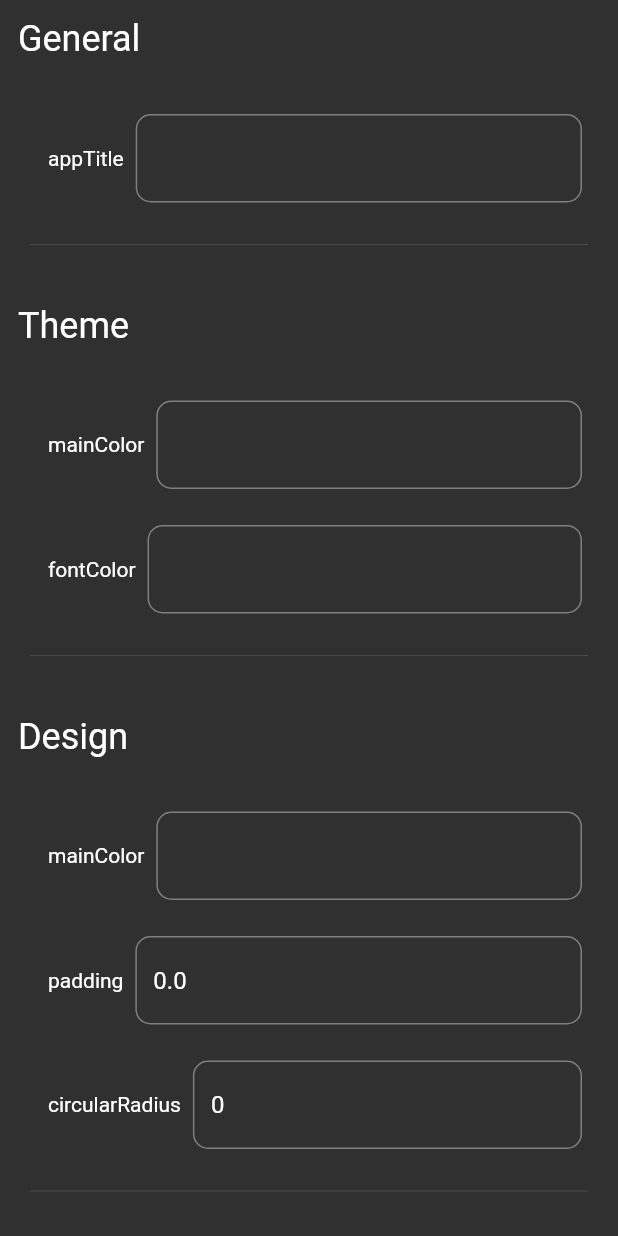
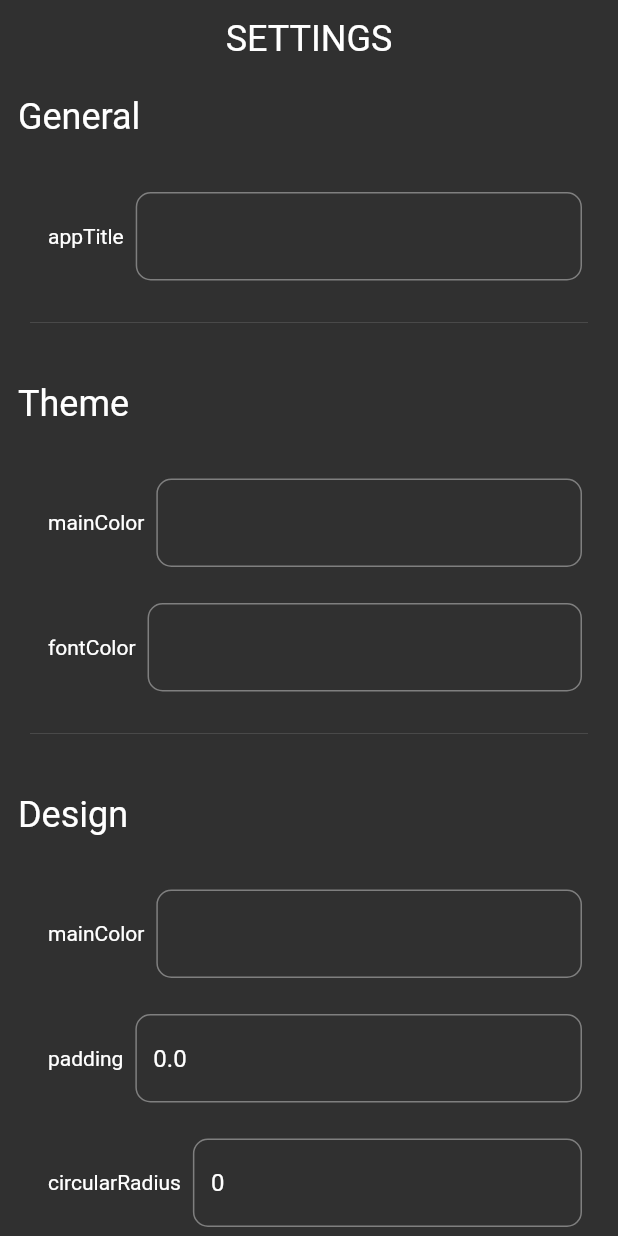
Before and after one commit to Hhanri/restaurant_menu_admin_panel, a Flutter app: the ConfigWidget widget shown alone on an empty page, opened directly with empty values, on a phone screen of 412 x 824 dp. Run offline on Flutter 3.47's test engine with Material 2 defaults, Android fonts, the phone set to English and light mode, and no system bars; our stand-ins replace bloc, cloud_firestore, connectivity_plus, equatable, firebase_core, firebase_storage and 2 more; accounts and stored records are empty.

Commit message:
fixed bloc that didnt have equatable,  desktop view, mobile view, mobile view bloc

```diff
--- a/lib/blocs/config_bloc/config_bloc.dart
+++ b/lib/blocs/config_bloc/config_bloc.dart
@@ -1,4 +1,5 @@
 import 'package:bloc/bloc.dart';
+import 'package:equatable/equatable.dart';
 import 'package:meta/meta.dart';
 import 'package:restaurant_menu_back_panel/resources/app_constants.dart';
 import 'package:restaurant_menu_back_panel/services/firebase_service.dart';
--- a/lib/blocs/config_bloc/config_event.dart
+++ b/lib/blocs/config_bloc/config_event.dart
@@ -1,9 +1,13 @@
 part of 'config_bloc.dart';
 
 @immutable
-abstract class ConfigEvent {}
+abstract class ConfigEvent extends Equatable{
+}
 
-class LoadConfigFromFirebaseEvent extends ConfigEvent {}
+class LoadConfigFromFirebaseEvent extends ConfigEvent {
+  @override
+  List<Object?> get props => throw [];
+}
 
 class LoadConfigToFirebaseEvent extends ConfigEvent {
   final String appTitle;
@@ -22,4 +26,6 @@ class LoadConfigToFirebaseEvent extends ConfigEvent {
     required this.circularRadius
   });
 
+  @override
+  List<Object?> get props => throw [appTitle, themeMainColor, fontColor, designMainColor, padding, circularRadius];
 }
--- a/lib/blocs/config_bloc/config_state.dart
+++ b/lib/blocs/config_bloc/config_state.dart
@@ -1,11 +1,17 @@
 part of 'config_bloc.dart';
 
 @immutable
-abstract class ConfigState {}
+abstract class ConfigState extends Equatable{}
 
-class ConfigInitial extends ConfigState {}
+class ConfigInitial extends ConfigState {
+  @override
+  List<Object?> get props => throw [];
+}
 
-class ConfigLoadingState extends ConfigState {}
+class ConfigLoadingState extends ConfigState {
+  @override
+  List<Object?> get props => throw [];
+}
 
 class ConfigLoadedState extends ConfigState {
   final Map<String, dynamic> config;
--- a/lib/blocs/restaurant_menu_bloc/restaurant_menu_bloc.dart
+++ b/lib/blocs/restaurant_menu_bloc/restaurant_menu_bloc.dart
@@ -1,4 +1,5 @@
 import 'package:bloc/bloc.dart';
+import 'package:equatable/equatable.dart';
 import 'package:meta/meta.dart';
 import 'package:restaurant_menu_back_panel/models/product_model.dart';
 import 'package:restaurant_menu_back_panel/models/section_model.dart';
--- a/lib/resources/strings.dart
+++ b/lib/resources/strings.dart
@@ -1,5 +1,6 @@
 class TitleStrings {
   static const String menu = "MENU";
+  static const String settings = "SETTINGS";
   static const String update = "UPDATE";
   static const String addSection = "ADD SECTION";
   static const String removeSection = "REMOVE SECTION";
--- a/lib/widgets/config_widgets/config_part_widget.dart
+++ b/lib/widgets/config_widgets/config_part_widget.dart
@@ -1,7 +1,5 @@
 import 'package:flutter/material.dart';
-import 'package:restaurant_menu_back_panel/widgets/divider_widget.dart';
 import 'package:restaurant_menu_back_panel/widgets/padding_widget.dart';
-import 'package:restaurant_menu_back_panel/widgets/text_with_text_field_widget.dart';
 import 'package:restaurant_menu_back_panel/widgets/title_widget.dart';
 
 class ConfigPartWidget extends StatelessWidget {
--- a/lib/widgets/config_widgets/config_widget.dart
+++ b/lib/widgets/config_widgets/config_widget.dart
@@ -7,6 +7,7 @@ import 'package:restaurant_menu_back_panel/widgets/config_widgets/design_fields_
 import 'package:restaurant_menu_back_panel/widgets/config_widgets/general_fields_config_widget.dart';
 import 'package:restaurant_menu_back_panel/widgets/config_widgets/theme_fields_config_widget.dart';
 import 'package:restaurant_menu_back_panel/widgets/elevated_button_widget.dart';
+import 'package:restaurant_menu_back_panel/widgets/title_widget.dart';
 
 class ConfigWidget extends StatelessWidget {
   final String appTitle;
@@ -49,15 +50,17 @@ class ConfigWidget extends StatelessWidget {
     }
 
     return SingleChildScrollView(
+      controller: ScrollController(),
       child: Form(
         key: _formKey,
         child: Column(
+          crossAxisAlignment: CrossAxisAlignment.center,
           children: [
+            const TitleWidget(text: TitleStrings.settings),
             GeneralFieldsConfigWidget(
               appTitleValue: _appTitle,
               appTitleOnChange: (String value) {
                 _appTitle = value;
-                print(_themeMainColor);
               }
             ),
             ThemeFieldsConfigWidget(
--- a/lib/widgets/restaurant_menu_widgets/product_editor_widget.dart
+++ b/lib/widgets/restaurant_menu_widgets/product_editor_widget.dart
@@ -4,7 +4,6 @@ import 'package:restaurant_menu_back_panel/blocs/restaurant_menu_bloc/restaurant
 import 'package:restaurant_menu_back_panel/models/product_model.dart';
 import 'package:restaurant_menu_back_panel/resources/strings.dart';
 import 'package:restaurant_menu_back_panel/widgets/icon_button_widget.dart';
-import 'package:restaurant_menu_back_panel/widgets/padding_widget.dart';
 import 'package:restaurant_menu_back_panel/widgets/text_field_widget.dart';
 import 'package:restaurant_menu_back_panel/widgets/text_with_text_field_widget.dart';
 
--- a/lib/widgets/restaurant_menu_widgets/restaurant_menu_widget.dart
+++ b/lib/widgets/restaurant_menu_widgets/restaurant_menu_widget.dart
@@ -21,6 +21,7 @@ class RestaurantMenuWidget extends StatelessWidget {
   Widget build(BuildContext context) {
     List<SectionModel> _sections = sections;
     return SingleChildScrollView(
+      controller: ScrollController(),
       child: Form(
         key: _formKey,
         child: Column(
--- a/lib/widgets/text_with_text_field_widget.dart
+++ b/lib/widgets/text_with_text_field_widget.dart
@@ -25,7 +25,6 @@ class TextWithTextFieldWidget extends StatelessWidget {
             child: TextWidget(text: text)
           ),
           Expanded(
-            flex: 6,
             child: TextFieldWidget(
               parameters: parameters,
               onChange: (value) {
```
Also changed, not shown: lib/blocs/mobile_view_bloc/mobile_view_bloc.dart (added, +18 -0 lines), lib/blocs/mobile_view_bloc/mobile_view_event.dart (added, +15 -0 lines), lib/blocs/mobile_view_bloc/mobile_view_state.dart (added, +20 -0 lines), lib/blocs/restaurant_menu_bloc/restaurant_menu_event.dart (+15 -8 lines), lib/blocs/restaurant_menu_bloc/restaurant_menu_state.dart (+16 -5 lines), lib/main.dart (+2 -13 lines), lib/pages/desktop_view_page.dart (+17 -0 lines), lib/pages/home_page.dart (+14 -0 lines), lib/pages/mobile_view_page.dart (+62 -0 lines).
